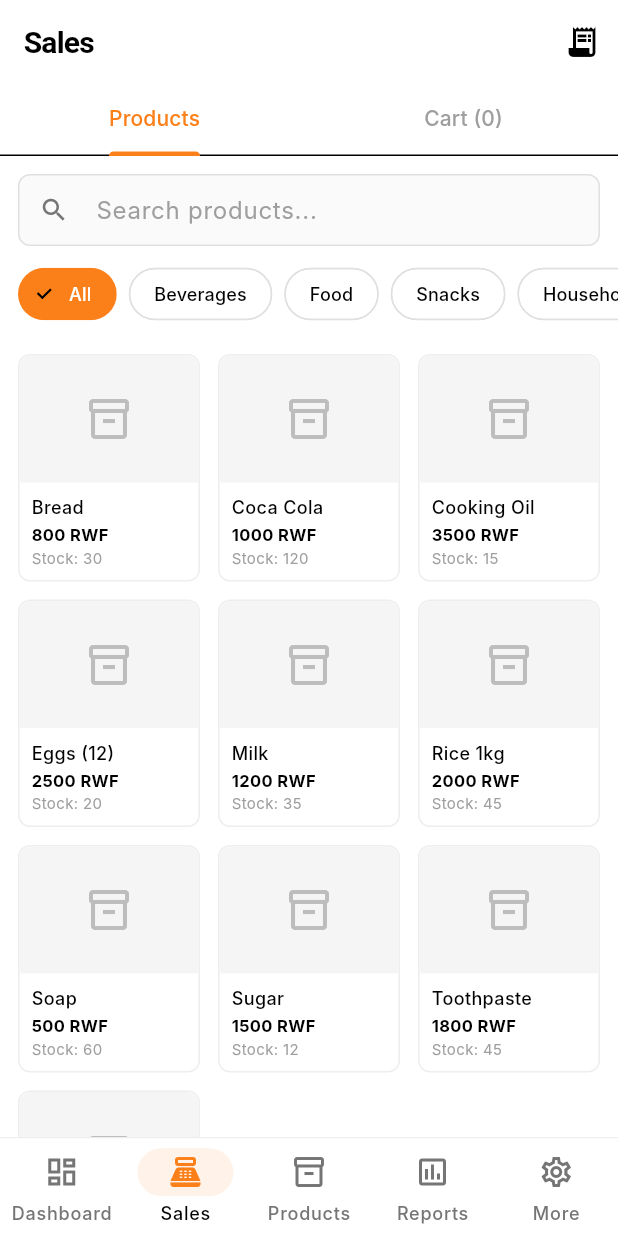
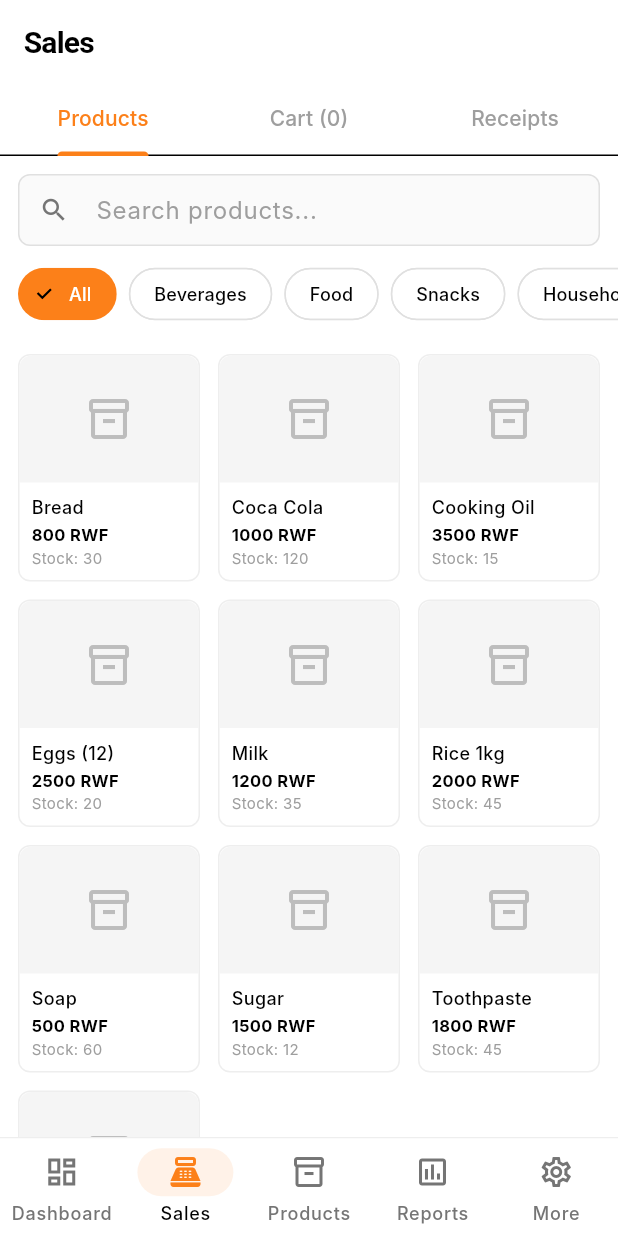
Before and after one commit to leocode09/alex, a Flutter app: the SalesPage screen opened by its route, on a phone screen of 412 x 824 dp. Run offline on Flutter 3.47's test engine with Material 3 defaults, Android fonts, the phone set to English and light mode, and no system bars; our stand-ins replace fl_chart, flutter_blue_plus, flutter_riverpod, go_router, permission_handler, shared_preferences; missing offline and left inert: esc_pos_utils; accounts and stored records are empty; Roboto replaces fonts that are missing (Inter).

Commit message:
feat: Remove receipts page route and update sales page to include receipts tab

```diff
--- a/lib/ui/pages/sales/sales_page.dart
+++ b/lib/ui/pages/sales/sales_page.dart
@@ -10,6 +10,7 @@ import '../../../providers/sale_provider.dart';
 import '../../../providers/auth_provider.dart';
 import '../../../models/product.dart';
 import '../../../models/sale.dart';
+import 'receipts_page.dart';
 
 class SalesPage extends ConsumerStatefulWidget {
   const SalesPage({super.key});
@@ -413,13 +414,6 @@ class _SalesPageState extends ConsumerState<SalesPage> with SingleTickerProvider
       appBar: AppBar(
         title: const Text('Sales', style: TextStyle(fontWeight: FontWeight.w600)),
         centerTitle: false,
-        actions: [
-          IconButton(
-            icon: const Icon(Icons.receipt_long),
-            onPressed: () => context.push('/sales/receipts'),
-            tooltip: 'View Receipts',
-          ),
-        ],
         bottom: TabBar(
           controller: _tabController,
           labelColor: Theme.of(context).colorScheme.primary,
@@ -429,6 +423,7 @@ class _SalesPageState extends ConsumerState<SalesPage> with SingleTickerProvider
           tabs: [
             const Tab(text: 'Products'),
             Tab(text: 'Cart (${_cart.length})'),
+            const Tab(text: 'Receipts'),
           ],
         ),
       ),
@@ -735,6 +730,9 @@ class _SalesPageState extends ConsumerState<SalesPage> with SingleTickerProvider
               ),
             ],
           ),
+
+          // Receipts Tab
+          const ReceiptsTab(),
         ],
       ),
     );
```
Also changed, not shown: lib/routes.dart (+0 -8 lines).
